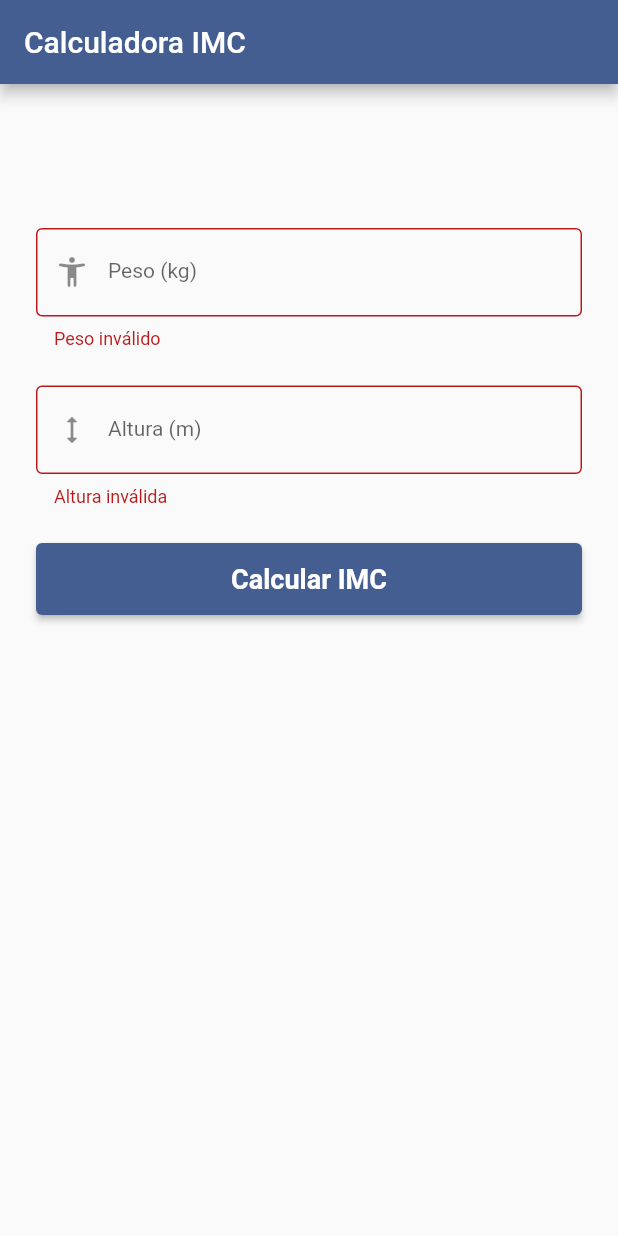
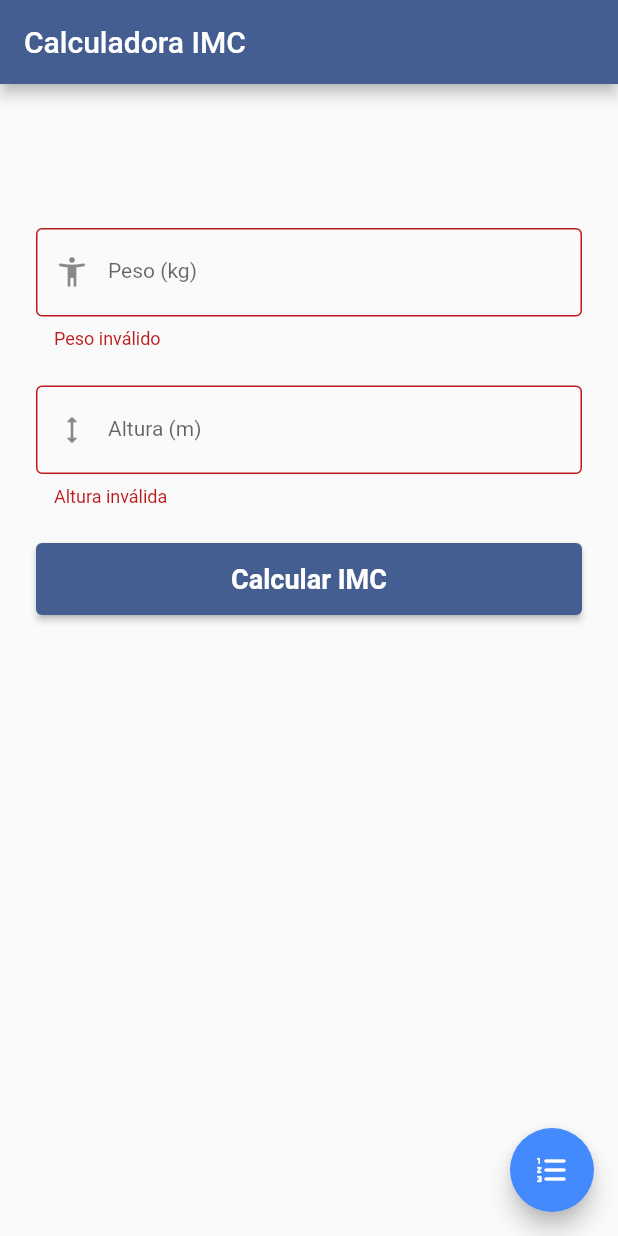
Before and after one commit to savioluis/imc_calculator, a Flutter app: the screen it shows after launch, after a tap on "Calcular IMC", on a phone screen of 412 x 824 dp. Run offline on Flutter 3.47's test engine with Material 2 defaults, Android fonts, the phone set to English and light mode, and no system bars.

Commit message:
feat: update Calculadora IMC Page

```diff
--- a/lib/pages/calculadora_imc_page.dart
+++ b/lib/pages/calculadora_imc_page.dart
@@ -1,8 +1,11 @@
 // ignore_for_file: prefer_const_constructors, prefer_const_literals_to_create_immutables
 
 import 'package:flutter/material.dart';
+import 'package:imc_calculator/model/imc_model.dart';
 import 'package:imc_calculator/pages/widgets/custom_large_button_widget.dart';
+import 'package:imc_calculator/utils/dialogs_util.dart';
 import 'package:imc_calculator/utils/imc_formula.dart';
+import 'package:imc_calculator/utils/snack_bar_util.dart';
 
 import 'widgets/custom_text_field_widget.dart';
 
@@ -18,25 +21,39 @@ class _CalculadoraIMCPageState extends State<CalculadoraIMCPage> {
   final TextEditingController pesoController = TextEditingController();
   final TextEditingController alturaController = TextEditingController();
 
-  String resultadoIMC = "";
-  double valorIMC = -1;
+  String resultadoIMCTela = "";
+  double valorIMCTela = -1;
+  List<ImcModel> listaImc = [];
 
   void _formValidate() {
     if (_formfield.currentState!.validate()) {
+      double peso = double.parse(pesoController.value.text);
+      double altura = double.parse(alturaController.value.text);
+      double valorIMC = ImcFormula.calcularIMC(peso, altura);
+      String categoriaIMC = ImcFormula.resultadoIMC(valorIMC);
+
+      ImcModel imc = ImcModel(
+        valor: valorIMC,
+        categoria: categoriaIMC,
+        peso: peso,
+        altura: altura,
+      );
+
+      listaImc.add(imc);
+
       setState(() {
-        valorIMC = ImcFormula.calcularIMC(
-            double.parse(pesoController.value.text),
-            double.parse(alturaController.value.text));
-
-        resultadoIMC = ImcFormula.resultadoIMC(valorIMC);
+        valorIMCTela = valorIMC;
+        resultadoIMCTela = categoriaIMC;
       });
 
       print('peso: ${pesoController.value.text}');
       print('altura: ${alturaController.value.text}');
-      print(resultadoIMC);
+      print(resultadoIMCTela);
 
       pesoController.clear();
       alturaController.clear();
+
+      SnackBarUtil.infoSnackBar(context, "IMC calculado com sucesso !");
     }
   }
 
@@ -45,6 +62,18 @@ class _CalculadoraIMCPageState extends State<CalculadoraIMCPage> {
     return Scaffold(
       appBar: AppBar(
         title: Text("Calculadora IMC"),
+      ),
+      floatingActionButton: FloatingActionButton(
+        onPressed: () {
+          DialogsUtil.showListOfImcs(
+            context,
+            listaImc,
+          );
+        },
+        backgroundColor: Colors.blueAccent,
+        child: Icon(
+          Icons.format_list_numbered_rounded,
+        ),
       ),
       body: SingleChildScrollView(
         child: Padding(
@@ -72,22 +101,21 @@ class _CalculadoraIMCPageState extends State<CalculadoraIMCPage> {
                   height: 24,
                 ),
                 Text(
-                  valorIMC == -1 ? "" : "Resultado: ",
+                  valorIMCTela == -1 ? "" : "Resultado: ",
                   style: TextStyle(fontWeight: FontWeight.bold),
                 ),
                 Column(
                   crossAxisAlignment: CrossAxisAlignment.center,
                   children: [
-                    Text(resultadoIMC),
+                    Text(resultadoIMCTela),
                     Row(
                       mainAxisAlignment: MainAxisAlignment.center,
                       children: [
-                        Text(
-                          valorIMC == -1 ? "" : "IMC: ",
-                          style: TextStyle(fontWeight: FontWeight.bold)
-                        ),
-                        Text(
-                            valorIMC == -1 ? "" : valorIMC.toStringAsFixed(2)),
+                        Text(valorIMCTela == -1 ? "" : "IMC: ",
+                            style: TextStyle(fontWeight: FontWeight.bold)),
+                        Text(valorIMCTela == -1
+                            ? ""
+                            : valorIMCTela.toStringAsFixed(2)),
                       ],
                     )
                   ],
```
